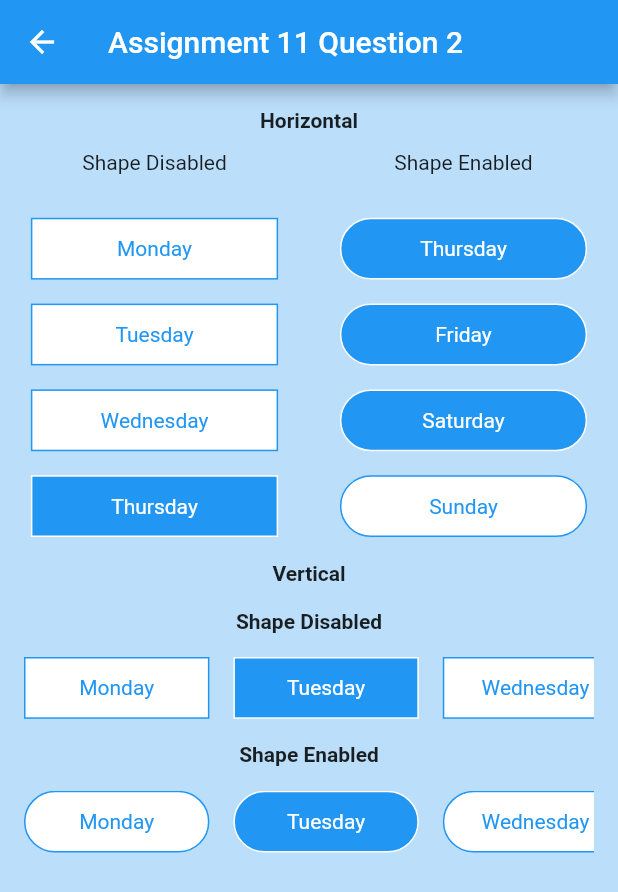
After one commit to AnandSharma0821/ILDCFlutterDemo, a Flutter app: the screen it shows after launch, after a tap on "Question 2", on a phone screen of 412 x 824 dp. The commit adds this screen. Shown: the top 892 px of the screen. Run offline on Flutter 3.47's test engine with Material 2 defaults, Android fonts, the phone set to English and light mode, and no system bars.

Commit message:
Assignment 11
Assignment 11

```diff
--- /dev/null
+++ b/SourceCode/flutterdemo/lib/Assignment11/Assignment11.dart
@@ -0,0 +1,123 @@
+import 'package:flutter/material.dart';
+import 'package:flutterdemo/Assignment10/Assignment10.dart';
+import 'package:flutterdemo/Assignment11/Assignment11B.dart';
+import 'package:flutterdemo/Assignment11/Assignment11C.dart';
+import 'package:flutterdemo/Assignment11/Assignment11E.dart';
+import 'package:flutterdemo/Assignment11/Assignment11F.dart';
+
+import 'Assignment11A.dart';
+import 'Assignment11D.dart';
+
+class Assignment11 extends StatefulWidget {
+  Assignment11({Key? key}) : super(key: key);
+
+  @override
+  _Assignment11State createState() => _Assignment11State();
+}
+
+class _Assignment11State extends State<Assignment11> {
+  void goToScreenOne(BuildContext context) {
+    Navigator.push(
+      context,
+      MaterialPageRoute(builder: (context) => Assignment11A()),
+    );
+  }
+
+void goToScreenTwo(BuildContext context) {
+    Navigator.push(
+      context,
+      MaterialPageRoute(builder: (context) => Assignment11B()),
+    );
+  }
+
+  void goToScreenThree(BuildContext context) {
+    Navigator.push(
+      context,
+      MaterialPageRoute(builder: (context) => Assignment11C()),
+    );
+  }
+
+  void goToScreenFour(BuildContext context) {
+    Navigator.push(
+      context,
+      MaterialPageRoute(builder: (context) => Assignment11D()),
+    );
+  }
+
+  void goToScreenFive(BuildContext context) {
+    Navigator.push(
+      context,
+      MaterialPageRoute(builder: (context) => Assignment11E()),
+    );
+  }
+
+  void goToScreenSix(BuildContext context) {
+    Navigator.push(
+      context,
+      MaterialPageRoute(builder: (context) => Assignment11F()),
+    );
+  }
+
+  @override
+  Widget build(BuildContext context) {
+    return Container(
+      child: Scaffold(
+        appBar: AppBar(
+          title: Text('Asignment 11'),
+        ),
+        body: ListView(
+          children: [
+            ListTile(
+              leading: Icon(Icons.control_point),
+              title: Text('Question 1'),
+              horizontalTitleGap: 0,
+              onTap: () {
+                goToScreenOne(context);
+              },
+            ),
+            ListTile(
+              leading: Icon(Icons.control_point),
+              title: Text('Question 2'),
+              horizontalTitleGap: 0,
+              onTap: () {
+                goToScreenTwo(context);
+              },
+            ),
+            ListTile(
+              leading: Icon(Icons.control_point),
+              title: Text('Question 3'),
+              horizontalTitleGap: 0,
+              onTap: () {
+                goToScreenThree(context);
+              },
+            ),
+            ListTile(
+              leading: Icon(Icons.control_point),
+              title: Text('Question 4'),
+              horizontalTitleGap: 0,
+              onTap: () {
+                goToScreenFour(context);
+              },
+            ),
+            ListTile(
+              leading: Icon(Icons.control_point),
+              title: Text('Question 5'),
+              horizontalTitleGap: 0,
+              onTap: () {
+                goToScreenFive(context);
+              },
+            ),
+            ListTile(
+              leading: Icon(Icons.control_point),
+              title: Text('Question 6'),
+              horizontalTitleGap: 0,
+              onTap: () {
+                goToScreenSix(context);
+              },
+            ),
+          ],
+        ),
+      ),
+    );
+  }
+}
--- /dev/null
+++ b/SourceCode/flutterdemo/lib/Assignment11/Assignment11B.dart
@@ -0,0 +1,313 @@
+import 'dart:ui';
+
+import 'package:flutter/material.dart';
+import 'package:flutterdemo/Assignment10/Assignment10.dart';
+
+class Assignment11B extends StatefulWidget {
+  Assignment11B({Key? key}) : super(key: key);
+
+  @override
+  _Assignment11BState createState() => _Assignment11BState();
+}
+
+class _Assignment11BState extends State<Assignment11B> {
+  Container createBox(double screenWidth, double screenHeight, String strTitle,
+      bool isRounded, bool isSelected) {
+    double radius = isRounded ? (screenHeight * 0.05) : 0;
+    var borderColor = isSelected ? Colors.white : Colors.blue;
+    var backgroundColor = isSelected ? Colors.blue : Colors.white;
+    var foregroundColor = isSelected ? Colors.white : Colors.blue;
+    return Container(
+      alignment: Alignment.center,
+      width: screenWidth * 0.4,
+      height: screenHeight * 0.05,
+      decoration: BoxDecoration(
+        color: backgroundColor,
+        borderRadius: BorderRadius.all(Radius.circular(radius)),
+        border: Border.all(color: borderColor),
+      ),
+      child: Text(
+        strTitle,
+        style: TextStyle(color: foregroundColor),
+      ),
+    );
+  }
+
+  @override
+  Widget build(BuildContext context) {
+    double screenWidth = MediaQuery.of(context).size.width;
+    double screenHeight = MediaQuery.of(context).size.height;
+    return Container(
+      child: Scaffold(
+        appBar: CustomAppBar(title: Text('Assignment 11 Question 2')),
+        body: Column(
+          children: [
+            createHorizontal(screenWidth, screenHeight),
+            createVertical(screenWidth, screenHeight),
+          ],
+        ),
+        // floatingActionButton: Row(children: [
+        //   ListTile(
+        //     title: Text('Option 1'),
+        //   )
+        // ],),
+      ),
+    );
+  }
+
+  Column createHorizontal(double screenWidth, double screenHeight) {
+    return Column(children: [
+      SizedBox(
+        height: 16,
+      ),
+      Center(
+        child: Text(
+          'Horizontal',
+          style: TextStyle(fontWeight: FontWeight.bold),
+        ),
+      ),
+      Row(children: [
+        Container(
+            alignment: Alignment.center,
+            width: screenWidth * 0.5,
+            height: screenHeight * 0.05,
+            child: Text('Shape Disabled')),
+        Container(
+            alignment: Alignment.center,
+            width: screenWidth * 0.5,
+            height: screenHeight * 0.05,
+            child: Text('Shape Enabled')),
+      ]),
+      SizedBox(height: 16),
+      Row(
+        children: [
+          Container(
+              width: screenWidth * 0.5,
+              alignment: Alignment.center,
+              child:
+                  createBox(screenWidth, screenHeight, 'Monday', false, false)),
+          Container(
+              width: screenWidth * 0.5,
+              alignment: Alignment.center,
+              child:
+                  createBox(screenWidth, screenHeight, 'Thursday', true, true)),
+        ],
+      ),
+      SizedBox(height: 16),
+      Row(
+        children: [
+          Container(
+              width: screenWidth * 0.5,
+              alignment: Alignment.center,
+              child: createBox(
+                  screenWidth, screenHeight, 'Tuesday', false, false)),
+          Container(
+              width: screenWidth * 0.5,
+              alignment: Alignment.center,
+              child:
+                  createBox(screenWidth, screenHeight, 'Friday', true, true)),
+        ],
+      ),
+      SizedBox(height: 16),
+      Row(
+        children: [
+          Container(
+              width: screenWidth * 0.5,
+              alignment: Alignment.center,
+              child: createBox(
+                  screenWidth, screenHeight, 'Wednesday', false, false)),
+          Container(
+              width: screenWidth * 0.5,
+              alignment: Alignment.center,
+              child:
+                  createBox(screenWidth, screenHeight, 'Saturday', true, true)),
+        ],
+      ),
+      SizedBox(height: 16),
+      Row(
+        children: [
+          Container(
+              width: screenWidth * 0.5,
+              alignment: Alignment.center,
+              child: createBox(
+                  screenWidth, screenHeight, 'Thursday', false, true)),
+          Container(
+              width: screenWidth * 0.5,
+              alignment: Alignment.center,
+              child:
+                  createBox(screenWidth, screenHeight, 'Sunday', true, false)),
+        ],
+      ),
+    ]);
+  }
+
+  Column createVertical(double screenWidth, double screenHeight) {
+    return Column(
+      children: [
+        SizedBox(
+          height: 16,
+        ),
+        Center(
+          child: Text(
+            'Vertical',
+            style: TextStyle(fontWeight: FontWeight.bold),
+          ),
+        ),
+        SizedBox(
+          height: 16,
+        ),
+        Center(
+          child: Text(
+            'Shape Disabled',
+            style: TextStyle(fontWeight: FontWeight.bold),
+          ),
+        ),
+        SizedBox(
+          height: 16,
+        ),
+        Container(
+          width: screenWidth - 32,
+          height: screenHeight * 0.05,
+          child: ListView(
+            scrollDirection: Axis.horizontal,
+            children: [
+              Container(
+                  width: screenWidth * 0.3,
+                  height: screenHeight * 0.05,
+                  child: createBox(
+                      screenWidth, screenHeight, 'Monday', false, false)),
+              SizedBox(
+                width: 16,
+              ),
+              Container(
+                  width: screenWidth * 0.3,
+                  height: screenHeight * 0.05,
+                  child: createBox(
+                      screenWidth, screenHeight, 'Tuesday', false, true)),
+              SizedBox(
+                width: 16,
+              ),
+              Container(
+                  width: screenWidth * 0.3,
+                  height: screenHeight * 0.05,
+                  child: createBox(
+                      screenWidth, screenHeight, 'Wednesday', false, false)),
+              SizedBox(
+                width: 16,
+              ),
+              Container(
+                  width: screenWidth * 0.3,
+                  height: screenHeight * 0.05,
+                  child: createBox(
+                      screenWidth, screenHeight, 'Thursday', false, false)),
+              SizedBox(
+                width: 16,
+              ),
+              Container(
+                  width: screenWidth * 0.3,
+                  height: screenHeight * 0.05,
+                  child: createBox(
+                      screenWidth, screenHeight, 'Friday', false, false)),
+              SizedBox(
+                width: 16,
+              ),
+              Container(
+                  width: screenWidth * 0.3,
+                  height: screenHeight * 0.05,
+                  child: createBox(
+                      screenWidth, screenHeight, 'Saturday', false, false)),
+              SizedBox(
+                width: 16,
+              ),
+              Container(
+                  width: screenWidth * 0.3,
+                  height: screenHeight * 0.05,
+                  child: createBox(
+                      screenWidth, screenHeight, 'Sunday', false, false)),
+              SizedBox(
+                width: 16,
+              ),
+            ],
+          ),
+        ),
+        SizedBox(
+          height: 16,
+        ),
+        Center(
+          child: Text(
+            'Shape Enabled',
+            style: TextStyle(fontWeight: FontWeight.bold),
+          ),
+        ),
+        SizedBox(
+          height: 16,
+        ),
+        Container(
+          width: screenWidth - 32,
+          height: screenHeight * 0.05,
+          child: ListView(
+            scrollDirection: Axis.horizontal,
+            children: [
+              Container(
+                  width: screenWidth * 0.3,
+                  height: screenHeight * 0.05,
+                  child: createBox(
+                      screenWidth, screenHeight, 'Monday', true, false)),
+              SizedBox(
+                width: 16,
+              ),
+              Container(
+                  width: screenWidth * 0.3,
+                  height: screenHeight * 0.05,
+                  child: createBox(
+                      screenWidth, screenHeight, 'Tuesday', true, true)),
+              SizedBox(
+                width: 16,
+              ),
+              Container(
+                  width: screenWidth * 0.3,
+                  height: screenHeight * 0.05,
+                  child: createBox(
+                      screenWidth, screenHeight, 'Wednesday', true, false)),
+              SizedBox(
+                width: 16,
+              ),
+              Container(
+                  width: screenWidth * 0.3,
+                  height: screenHeight * 0.05,
+                  child: createBox(
+                      screenWidth, screenHeight, 'Thursday', true, false)),
+              SizedBox(
+                width: 16,
+              ),
+              Container(
+                  width: screenWidth * 0.3,
+                  height: screenHeight * 0.05,
+                  child: createBox(
+                      screenWidth, screenHeight, 'Friday', true, false)),
+              SizedBox(
+                width: 16,
+              ),
+              Container(
+                  width: screenWidth * 0.3,
+                  height: screenHeight * 0.05,
+                  child: createBox(
+                      screenWidth, screenHeight, 'Saturday', true, false)),
+              SizedBox(
+                width: 16,
+              ),
+              Container(
+                  width: screenWidth * 0.3,
+                  height: screenHeight * 0.05,
+                  child: createBox(
+                      screenWidth, screenHeight, 'Sunday', true, false)),
+              SizedBox(
+                width: 16,
+              ),
+            ],
+          ),
+        ),
+      ],
+    );
+  }
+}
--- a/SourceCode/flutterdemo/lib/main.dart
+++ b/SourceCode/flutterdemo/lib/main.dart
@@ -1,9 +1,10 @@
 import 'package:flutter/material.dart';
-import 'package:flutterdemo/Assignment10/Assignment10.dart';
-import 'package:flutterdemo/Assignment8/Assignment8.dart';
-import 'package:flutterdemo/Assignment7/Assignment7.dart';
+import 'package:flutterdemo/Assignment11/Assignment11.dart';
+// import 'package:flutterdemo/Assignment10/Assignment10.dart';
+// import 'package:flutterdemo/Assignment8/Assignment8.dart';
+// import 'package:flutterdemo/Assignment7/Assignment7.dart';
 
-import 'Assignment9/Assignment9.dart';
+// import 'Assignment9/Assignment9.dart';
 
 void main() {
   runApp(MyApp());
@@ -28,7 +29,7 @@ class MyApp extends StatelessWidget {
         primarySwatch: Colors.blue,
         canvasColor: Colors.blue[100],
       ),
-      home: Assignment10(),
+      home: Assignment11(),
       debugShowCheckedModeBanner: false,
     );
   }
```
Also changed, not shown: SourceCode/flutterdemo/lib/Assignment11/Assignment11A.dart (added, +107 -0 lines), SourceCode/flutterdemo/lib/Assignment11/Assignment11C.dart (added, +20 -0 lines), SourceCode/flutterdemo/lib/Assignment11/Assignment11D.dart (added, +20 -0 lines), SourceCode/flutterdemo/lib/Assignment11/Assignment11E.dart (added, +20 -0 lines), SourceCode/flutterdemo/lib/Assignment11/Assignment11F.dart (added, +20 -0 lines).
